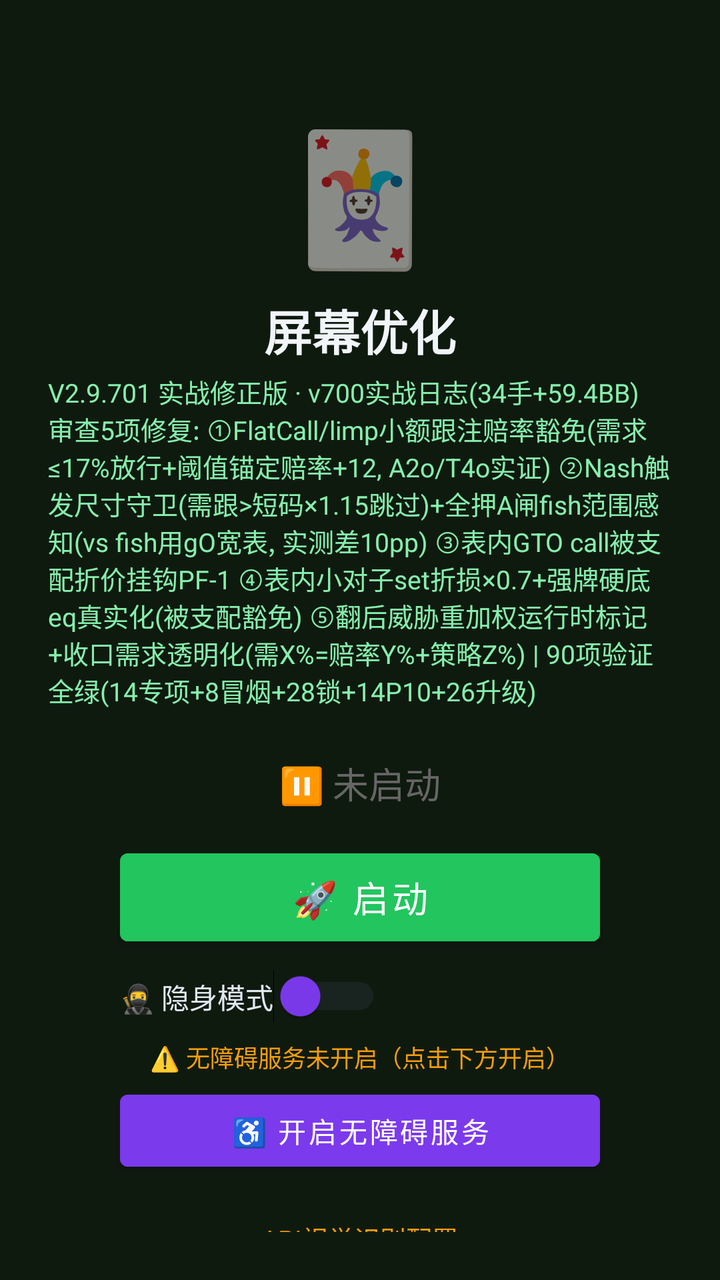
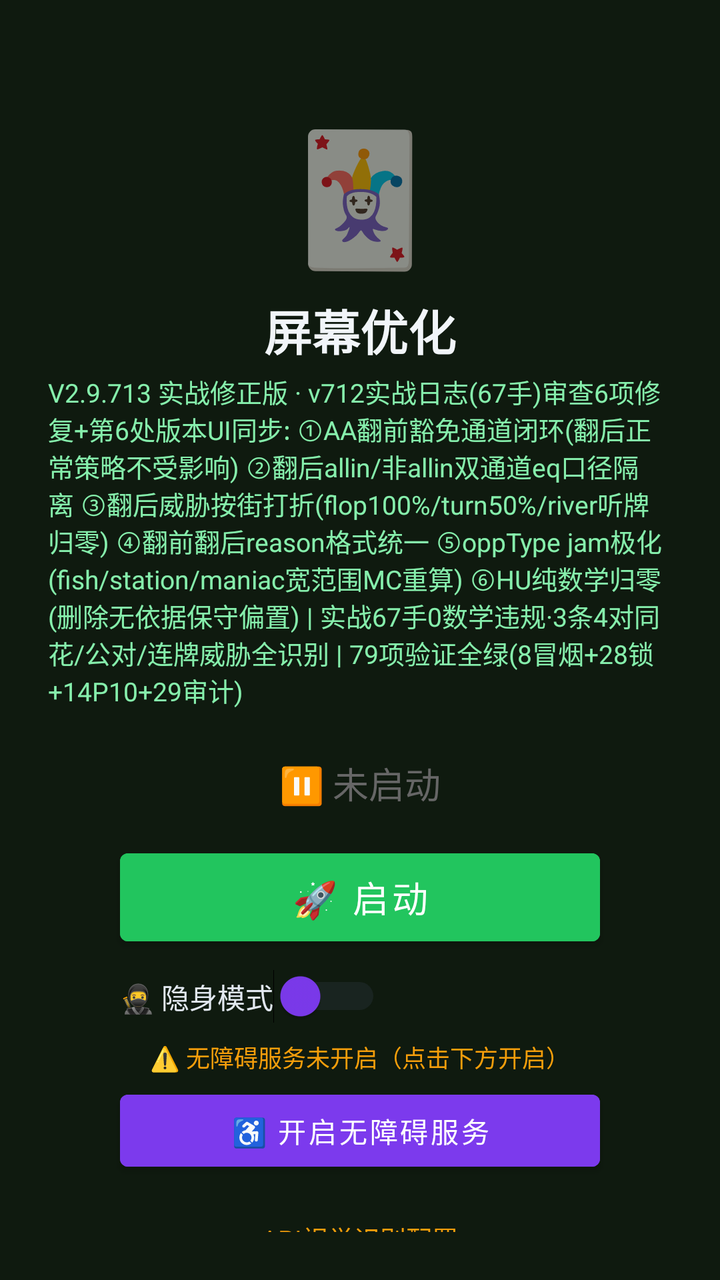

Two renders of the same Android screen: before a commit and after it. Below are the layout's source before the change and the commit's diff.
<!-- AndroidManifest.xml: activity theme Theme.MjScreenshot -->
<!-- res/layout/activity_main.xml -->
<?xml version="1.0" encoding="utf-8"?>
<LinearLayout xmlns:android="http://schemas.android.com/apk/res/android"
    android:layout_width="match_parent"
    android:layout_height="match_parent"
    android:orientation="vertical"
    android:background="#0f1a0f"
    android:padding="24dp"
    android:gravity="center_horizontal">

    <TextView
        android:layout_width="wrap_content"
        android:layout_height="wrap_content"
        android:text="🃏"
        android:textSize="64sp"
        android:layout_marginTop="30dp" />

    <TextView
        android:layout_width="wrap_content"
        android:layout_height="wrap_content"
        android:text="屏幕优化"
        android:textSize="24sp"
        android:textColor="#f1f5f9"
        android:textStyle="bold"
        android:layout_marginTop="8dp" />

    <TextView
        android:layout_width="wrap_content"
        android:layout_height="wrap_content"
        android:text="V2.9.701 实战修正版 · v700实战日志(34手+59.4BB)审查5项修复: ①FlatCall/limp小额跟注赔率豁免(需求≤17%放行+阈值锚定赔率+12, A2o/T4o实证) ②Nash触发尺寸守卫(需跟>短码×1.15跳过)+全押A闸fish范围感知(vs fish用gO宽表, 实测差10pp) ③表内GTO call被支配折价挂钩PF-1 ④表内小对子set折损×0.7+强牌硬底eq真实化(被支配豁免) ⑤翻后威胁重加权运行时标记+收口需求透明化(需X%=赔率Y%+策略Z%) | 90项验证全绿(14专项+8冒烟+28锁+14P10+26升级)"
        android:textSize="13sp"
        android:textColor="#86efac"
        android:layout_marginTop="4dp" />

    <TextView
        android:id="@+id/tvStatus"
        android:layout_width="wrap_content"
        android:layout_height="wrap_content"
        android:text="⏸ 未启动"
        android:textSize="18sp"
        android:textColor="#666666"
        android:layout_marginTop="24dp" />

    <Button
        android:id="@+id/btnStart"
        android:layout_width="240dp"
        android:layout_height="56dp"
        android:text="🚀 启动"
        android:textSize="18sp"
        android:textColor="#ffffff"
        android:backgroundTint="#22c55e"
        android:layout_marginTop="16dp" />

    <Button
        android:id="@+id/btnHelper"
        android:layout_width="240dp"
        android:layout_height="56dp"
        android:text="🃏 打开智囊"
        android:textSize="16sp"
        android:textColor="#ffffff"
        android:backgroundTint="#16a34a"
        android:layout_marginTop="12dp"
        android:visibility="gone" />

    
    <LinearLayout
        android:layout_width="240dp"
        android:layout_height="wrap_content"
        android:orientation="horizontal"
        android:gravity="center_vertical"
        android:layout_marginTop="8dp">

        <Switch
            android:id="@+id/switchStealth"
            android:layout_width="wrap_content"
            android:layout_height="wrap_content"
            android:text="🥷 隐身模式"
            android:textColor="#e2e8f0"
            android:textSize="14sp"
            android:thumbTint="#7c3aed"
            android:trackTint="#374151" />
    </LinearLayout>

    <TextView
        android:id="@+id/tvAccessibilityStatus"
        android:layout_width="wrap_content"
        android:layout_height="wrap_content"
        android:text="⚠️ 无障碍服务未开启（点击下方开启）"
        android:textSize="12sp"
        android:textColor="#f59e0b"
        android:layout_marginTop="8dp"
        android:gravity="center" />

    <Button
        android:id="@+id/btnAccessibility"
        android:layout_width="240dp"
        android:layout_height="48dp"
        android:text="♿ 开启无障碍服务"
        android:textSize="14sp"
        android:textColor="#ffffff"
        android:backgroundTint="#7c3aed"
        android:layout_marginTop="4dp" />

    <TextView
        android:layout_width="wrap_content"
        android:layout_height="wrap_content"
        android:text="━━ API视觉识别配置 ━━"
        android:textSize="13sp"
        android:textColor="#f59e0b"
        android:layout_marginTop="20dp" />

    <LinearLayout
        android:layout_width="match_parent"
        android:layout_height="wrap_content"
        android:orientation="horizontal"
        android:layout_marginTop="8dp"
        android:gravity="center_vertical">

        <TextView
            android:layout_width="wrap_content"
            android:layout_height="wrap_content"
            android:text="平台:"
            android:textSize="14sp"
            android:textColor="#94a3b8" />

        <Spinner
            android:id="@+id/spinnerProvider"
            android:layout_width="120dp"
            android:layout_height="40dp"
            android:layout_marginStart="8dp"
            android:backgroundTint="#374151" />

        <TextView
            android:id="@+id/tvApiStatus"
            android:layout_width="wrap_content"
            android:layout_height="wrap_content"
            android:text="❌ 未配置"
            android:textSize="12sp"
            android:textColor="#ef4444"
            android:layout_marginStart="12dp" />
    </LinearLayout>

    <EditText
        android:id="@+id/etApiKey"
        android:layout_width="match_parent"
        android:layout_height="44dp"
        android:hint="输入API Key（如 sk-xxx）"
        android:textSize="14sp"
        android:textColor="#e2e8f0"
        android:textColorHint="#64748b"
        android:backgroundTint="#374151"
        android:inputType="textPassword"
        android:layout_marginTop="8dp"
        android:paddingStart="12dp"
        android:paddingEnd="12dp" />

    <Button
        android:id="@+id/btnSaveApi"
        android:layout_width="200dp"
        android:layout_height="44dp"
        android:text="💾 保存API配置"
        android:textSize="14sp"
        android:textColor="#ffffff"
        android:backgroundTint="#d97706"
        android:layout_marginTop="8dp" />

    <TextView
        android:id="@+id/tvHint"
        android:layout_width="wrap_content"
        android:layout_height="wrap_content"
        android:text="先点上方按钮启动截屏"
        android:textSize="13sp"
        android:textColor="#666666"
        android:layout_marginTop="12dp"
        android:gravity="center" />

    <TextView
        android:layout_width="wrap_content"
        android:layout_height="wrap_content"
        android:text="使用步骤：\n1. 配置API Key（支持OpenAI/通义千问VL/硅基流动）\n2. 点「开启无障碍服务」→ 开启\n3. 开启「🥷隐身模式」(反检测)\n4. 点「启动」→ 允许悬浮窗\n5. 打牌时点屏幕上的🎯悬浮球即可截屏识别\n★ 拖动悬浮球可移到不挡牌的位置 ★\n★ 长按悬浮球可展开/收起详细面板 ★\n★ 悬浮球边框颜色=建议：绿=加注 橙=跟注 红=弃牌 ★"
        android:textSize="12sp"
        android:textColor="#64748b"
        android:layout_marginTop="12dp"
        android:lineSpacingExtra="3dp" />

</LinearLayout>
<!-- resources referenced by this layout -->
<resources>
  <style name="Theme.MjScreenshot" parent="Theme.MaterialComponents.DayNight.DarkActionBar">
          <item name="colorPrimary">#1e40af</item>
          <item name="colorPrimaryVariant">#1e3a8a</item>
          <item name="colorOnPrimary">#ffffff</item>
          <item name="android:statusBarColor">#0f172a</item>
      </style>
</resources>

<!-- the commit's change to res/layout/activity_main.xml (unified diff, before → after) -->
@@ -26,7 +26,7 @@
     <TextView
         android:layout_width="wrap_content"
         android:layout_height="wrap_content"
-        android:text="V2.9.701 实战修正版 · v700实战日志(34手+59.4BB)审查5项修复: ①FlatCall/limp小额跟注赔率豁免(需求≤17%放行+阈值锚定赔率+12, A2o/T4o实证) ②Nash触发尺寸守卫(需跟>短码×1.15跳过)+全押A闸fish范围感知(vs fish用gO宽表, 实测差10pp) ③表内GTO call被支配折价挂钩PF-1 ④表内小对子set折损×0.7+强牌硬底eq真实化(被支配豁免) ⑤翻后威胁重加权运行时标记+收口需求透明化(需X%=赔率Y%+策略Z%) | 90项验证全绿(14专项+8冒烟+28锁+14P10+26升级)"
+        android:text="V2.9.713 实战修正版 · v712实战日志(67手)审查6项修复+第6处版本UI同步: ①AA翻前豁免通道闭环(翻后正常策略不受影响) ②翻后allin/非allin双通道eq口径隔离 ③翻后威胁按街打折(flop100%/turn50%/river听牌归零) ④翻前翻后reason格式统一 ⑤oppType jam极化(fish/station/maniac宽范围MC重算) ⑥HU纯数学归零(删除无依据保守偏置) | 实战67手0数学违规·3条4对同花/公对/连牌威胁全识别 | 79项验证全绿(8冒烟+28锁+14P10+29审计)"
         android:textSize="13sp"
         android:textColor="#86efac"
         android:layout_marginTop="4dp" />
